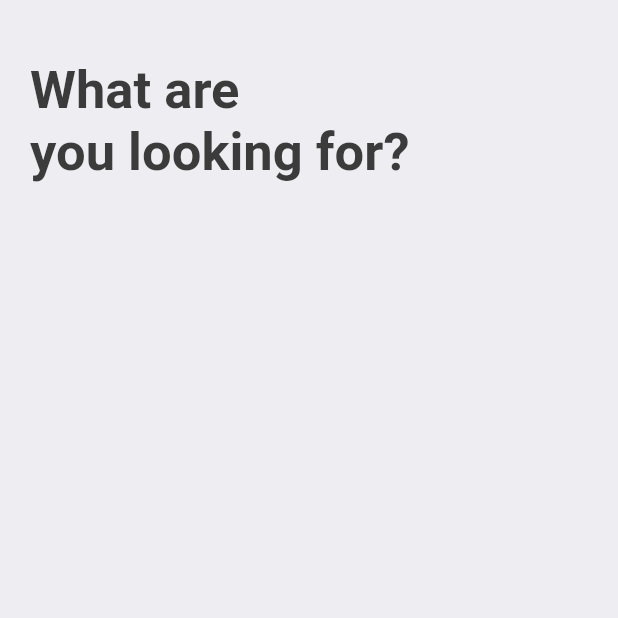
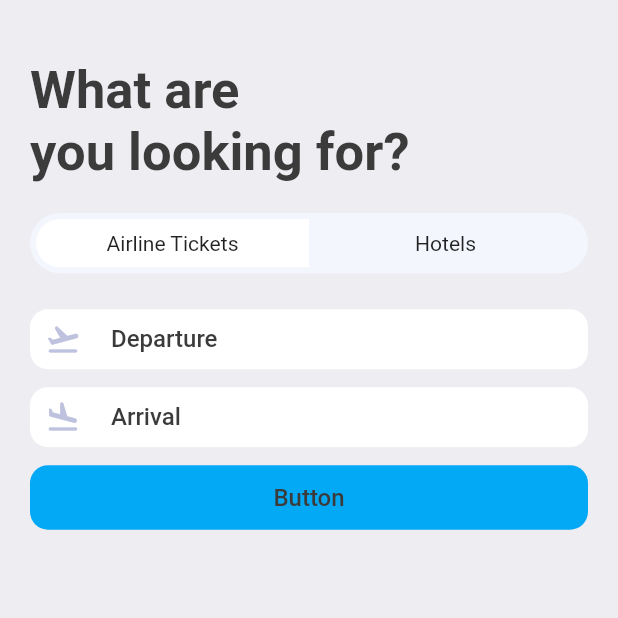
Before and after one commit to flock-s/ticketbooking, a Flutter app: the SearchScreen screen opened directly, on a phone screen of 412 x 824 dp, the top half of it. Run offline on Flutter 3.47's test engine with Material 2 defaults, Android fonts, the phone set to English and light mode, and no system bars; our stand-ins replace fluentui_icons, gap, get.

Commit message:
add Widget

```diff
--- a/lib/screens/search_screen.dart
+++ b/lib/screens/search_screen.dart
@@ -1,4 +1,5 @@
 import 'package:booktickets/utils/app_layout.dart';
+import 'package:booktickets/widgets/icon_text_widget.dart';
 import 'package:flutter/material.dart';
 import 'package:gap/gap.dart';
 import '../utils/app_style.dart';
@@ -8,6 +9,7 @@ class SearchScreen extends StatelessWidget {
 
   @override
   Widget build(BuildContext context) {
+    final size = AppLayout.getSize(context);
     return Scaffold(
       backgroundColor: Styles.bgColor,
       body: ListView(
@@ -17,7 +19,52 @@ class SearchScreen extends StatelessWidget {
           Text(
             "What are \nyou looking for?",
           style: Styles.headlineStyle1.copyWith(fontSize: AppLayout.getHeight(35)),),
-          Gap(AppLayout.getHeight(40)),
+          Gap(AppLayout.getHeight(20)),
+          FittedBox(
+            child: Container(
+              padding: const EdgeInsets.all(4),
+              child: Row(
+                children: [
+                  Container(
+                    width: size.width*.44,
+                    padding: EdgeInsets.symmetric(vertical: AppLayout.getHeight(8)),
+                    decoration: BoxDecoration(
+                      borderRadius: BorderRadius.horizontal(left: Radius.circular(AppLayout.getHeight(50))),
+                      color: Colors.white
+                    ),
+                    child: Center(child: Text("Airline Tickets")),
+                  ),
+                  Container(
+                    width: size.width*.44,
+                    padding: EdgeInsets.symmetric(vertical: AppLayout.getHeight(8)),
+                    decoration: BoxDecoration(
+                        borderRadius: BorderRadius.horizontal(right: Radius.circular(AppLayout.getHeight(50))),
+                        color: Colors.transparent
+                    ),
+                    child: Center(child: Text("Hotels")),
+                  )
+                ],
+
+              ),
+              decoration: BoxDecoration(
+                borderRadius: BorderRadius.circular(AppLayout.getHeight(50)),
+                color:const Color(0xFFF4F6FD)
+              ),
+            ),
+          ),
+          Gap(AppLayout.getHeight(24)),
+          const AppIconText(icon: Icons.flight_takeoff_rounded, text: 'Departure'),
+          Gap(AppLayout.getHeight(12)),
+          const AppIconText(icon: Icons.flight_land_rounded, text: 'Arrival'),
+          Gap(AppLayout.getHeight(12)),
+          Container(
+            padding: EdgeInsets.symmetric(vertical: AppLayout.getHeight(12), horizontal: AppLayout.getWidth(10)),
+            decoration: BoxDecoration(
+              color: Colors.lightBlue,
+              borderRadius: BorderRadius.circular(AppLayout.getHeight(12)),
+            ),
+            child: Center(child: Text('Button', style: Styles.textStyle,)),
+          )
         ],
       ),
     );
--- /dev/null
+++ b/lib/widgets/icon_text_widget.dart
@@ -0,0 +1,29 @@
+import 'package:flutter/material.dart';
+import 'package:gap/gap.dart';
+
+import '../utils/app_layout.dart';
+import '../utils/app_style.dart';
+
+class AppIconText extends StatelessWidget {
+  final IconData icon;
+  final String text;
+  const AppIconText({Key? key, required this.icon, required this.text}) : super(key: key);
+
+  @override
+  Widget build(BuildContext context) {
+    return Container(
+      padding: EdgeInsets.symmetric(vertical: AppLayout.getHeight(8), horizontal: AppLayout.getWidth(10)),
+      decoration: BoxDecoration(
+        color: Colors.white,
+        borderRadius: BorderRadius.circular(AppLayout.getHeight(12)),
+      ),
+      child: Row(
+        children: [
+          Icon(icon, color: const Color(0xFFBFC2DF),),
+          Gap(AppLayout.getWidth(20)),
+          Text(text, style: Styles.textStyle,)
+        ],
+      ),
+    );
+  }
+}
```
Also changed, not shown: pubspec.lock, 2 other files.
